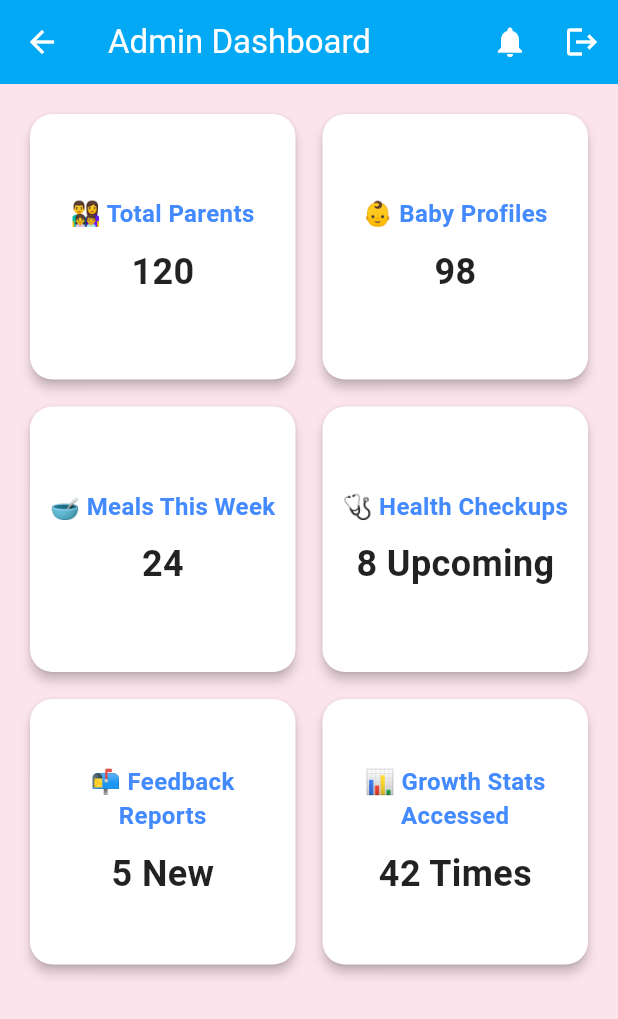
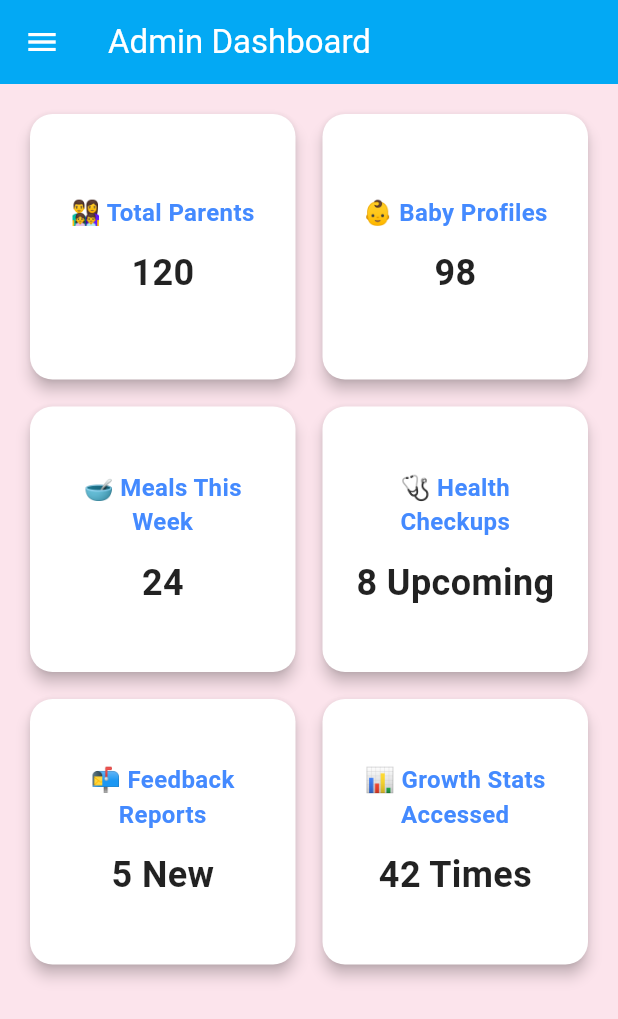
Before and after one commit to AnneTUYISHIME/nourish_baby_app2, a Flutter app: the AdminDashboardScreen screen opened directly, on a phone screen of 412 x 824 dp. Shown: the top 1019 px of the screen. Run offline on Flutter 3.47's test engine with Material 3 defaults, Android fonts, the light colour scheme and no system bars; our stand-ins replace firebase_core, firebase_messaging, fl_chart, flutter_local_notifications, sqflite, timezone; accounts and stored records are empty.

Commit message:
manage parent screen with real data

```diff
--- a/lib/Admin_screen/admin_home.dart
+++ b/lib/Admin_screen/admin_home.dart
@@ -1,66 +1,105 @@
 import 'package:flutter/material.dart';
+
+// Import your LoginScreen here
+import '/screens/login_screen.dart'; // <-- make sure this path is correct
+import 'manage_parent.dart';
 
 class AdminDashboardScreen extends StatelessWidget {
   const AdminDashboardScreen({super.key});
 
   @override
   Widget build(BuildContext context) {
-    final bool canGoBack = Navigator.canPop(context);
-
     return Scaffold(
       backgroundColor: Colors.pink[50],
       appBar: AppBar(
-        backgroundColor: Colors.lightBlue, // Light blue background
+        backgroundColor: Colors.lightBlue,
         title: const Text(
           "Admin Dashboard",
-          style: TextStyle(color: Colors.white), // White title text
+          style: TextStyle(color: Colors.white),
         ),
-        iconTheme: const IconThemeData(color: Colors.white), // White icons
-        leading: canGoBack
-            ? IconButton(
-                icon: const Icon(Icons.arrow_back),
-                onPressed: () => Navigator.pop(context),
-              )
-            : Builder(
-                builder: (context) => IconButton(
-                  icon: const Icon(Icons.menu),
-                  onPressed: () => Scaffold.of(context).openDrawer(),
-                ),
-              ),
-        actions: [
-          IconButton(
-            icon: const Icon(Icons.notifications),
+        iconTheme: const IconThemeData(color: Colors.white),
+        leading: Builder(
+          builder: (context) => IconButton(
+            icon: const Icon(Icons.menu),
             onPressed: () {
-              // Handle notifications
+              Scaffold.of(context).openDrawer();
             },
           ),
-          IconButton(
-            icon: const Icon(Icons.logout),
-            onPressed: () {
-              // Handle logout
-            },
-          ),
-        ],
+        ),
       ),
       drawer: Drawer(
         child: ListView(
           padding: EdgeInsets.zero,
           children: [
             const DrawerHeader(
-              decoration: BoxDecoration(color: Colors.lightBlue),
+              decoration: BoxDecoration(
+                color: Colors.lightBlue,
+              ),
               child: Text(
                 "Admin Menu",
-                style: TextStyle(color: Colors.white, fontSize: 24),
+                style: TextStyle(
+                  color: Colors.white,
+                  fontSize: 24,
+                  fontWeight: FontWeight.bold,
+                ),
               ),
             ),
             _buildDrawerItem(context, Icons.dashboard, "Dashboard"),
-            _buildDrawerItem(context, Icons.people, "Manage Parents"),
+            _buildDrawerItem(
+              context,
+              Icons.people,
+              "Manage Parents",
+              onTap: () {
+                Navigator.push(
+                  context,
+                  MaterialPageRoute(builder: (context) => const ManageParentsScreen()),
+                );
+              }
+            ),
             _buildDrawerItem(context, Icons.child_care, "Manage Babies"),
             _buildDrawerItem(context, Icons.restaurant, "Manage Meals"),
             _buildDrawerItem(context, Icons.local_hospital, "Health Tracker"),
             _buildDrawerItem(context, Icons.lightbulb, "Tips & Articles"),
             _buildDrawerItem(context, Icons.feedback, "Feedback"),
             _buildDrawerItem(context, Icons.settings, "Settings"),
+            const Divider(),
+            _buildDrawerItem(
+              context,
+              Icons.logout,
+              "Logout",
+              isLogout: true,
+              onTap: () {
+                showDialog(
+                  context: context,
+                  builder: (context) => AlertDialog(
+                    title: const Text('Logout'),
+                    content: const Text('Are you sure you want to logout?'),
+                    actions: [
+                      TextButton(
+                        onPressed: () {
+                          Navigator.of(context).pop(); // Close the dialog
+                        },
+                        child: const Text('Cancel'),
+                      ),
+                      TextButton(
+                        onPressed: () {
+                          Navigator.of(context).pop(); // Close the dialog first
+                          Navigator.pushAndRemoveUntil(
+                            context,
+                            MaterialPageRoute(builder: (context) => LoginScreen()),
+                            (Route<dynamic> route) => false,
+                          );
+                        },
+                        child: const Text(
+                          'Logout',
+                          style: TextStyle(color: Colors.redAccent),
+                        ),
+                      ),
+                    ],
+                  ),
+                );
+              }
+            ),
           ],
         ),
       ),
@@ -86,28 +125,32 @@ class AdminDashboardScreen extends StatelessWidget {
   Widget _buildSummaryCard(String title, String value) {
     return Card(
       color: Colors.white,
-      shape: RoundedRectangleBorder(borderRadius: BorderRadius.circular(15)),
-      elevation: 3,
+      shape: RoundedRectangleBorder(
+        borderRadius: BorderRadius.circular(15),
+      ),
+      elevation: 4,
       child: Padding(
-        padding: const EdgeInsets.all(12.0),
+        padding: const EdgeInsets.all(16.0),
         child: Column(
           mainAxisAlignment: MainAxisAlignment.center,
           children: [
             Text(
               title,
               style: const TextStyle(
-                  fontSize: 16,
-                  fontWeight: FontWeight.bold,
-                  color: Colors.blueAccent),
+                fontSize: 16,
+                fontWeight: FontWeight.bold,
+                color: Colors.blueAccent,
+              ),
               textAlign: TextAlign.center,
             ),
-            const SizedBox(height: 10),
+            const SizedBox(height: 12),
             Text(
               value,
               style: const TextStyle(
-                  fontSize: 24,
-                  fontWeight: FontWeight.bold,
-                  color: Colors.black87),
+                fontSize: 24,
+                fontWeight: FontWeight.bold,
+                color: Colors.black87,
+              ),
             ),
           ],
         ),
@@ -115,13 +158,21 @@ class AdminDashboardScreen extends StatelessWidget {
     );
   }
 
-  Widget _buildDrawerItem(BuildContext context, IconData icon, String title) {
+  Widget _buildDrawerItem(BuildContext context, IconData icon, String title, {VoidCallback? onTap, bool isLogout = false}) {
     return ListTile(
-      leading: Icon(icon, color: Colors.blueAccent),
-      title: Text(title),
-      onTap: () {
-        Navigator.pop(context);
-        // Implement navigation logic if needed
+      leading: Icon(
+        icon,
+        color: isLogout ? Colors.redAccent : Colors.blueAccent,
+      ),
+      title: Text(
+        title,
+        style: TextStyle(
+          color: isLogout ? Colors.redAccent : Colors.black,
+          fontWeight: isLogout ? FontWeight.bold : FontWeight.normal,
+        ),
+      ),
+      onTap: onTap ?? () {
+        Navigator.pop(context); // Close the drawer first
       },
     );
   }
--- a/lib/main.dart
+++ b/lib/main.dart
@@ -26,8 +26,8 @@ void main() async {
   //await NotificationService.init();
   //await Firebase.initializeApp();
   //notificationService.initialize();
-  await DBHelper. deleteDatabaseFile();
-  await DBHelper.init(); // 👈 Then recreate the DB
+ // await DBHelper. deleteDatabaseFile();
+ // await DBHelper.init(); // 👈 Then recreate the DB
   runApp(MyApp());
 }
 
```
Also changed, not shown: lib/Admin_screen/manage_parent.dart (added, +220 -0 lines), lib/screens/db_helper.dart (+43 -21 lines).
